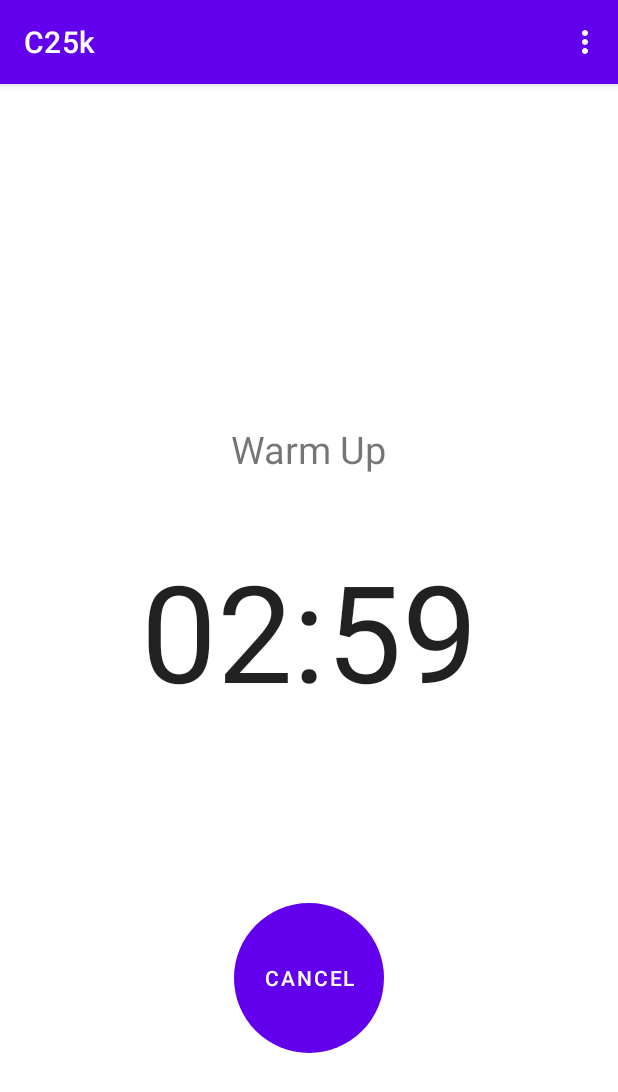
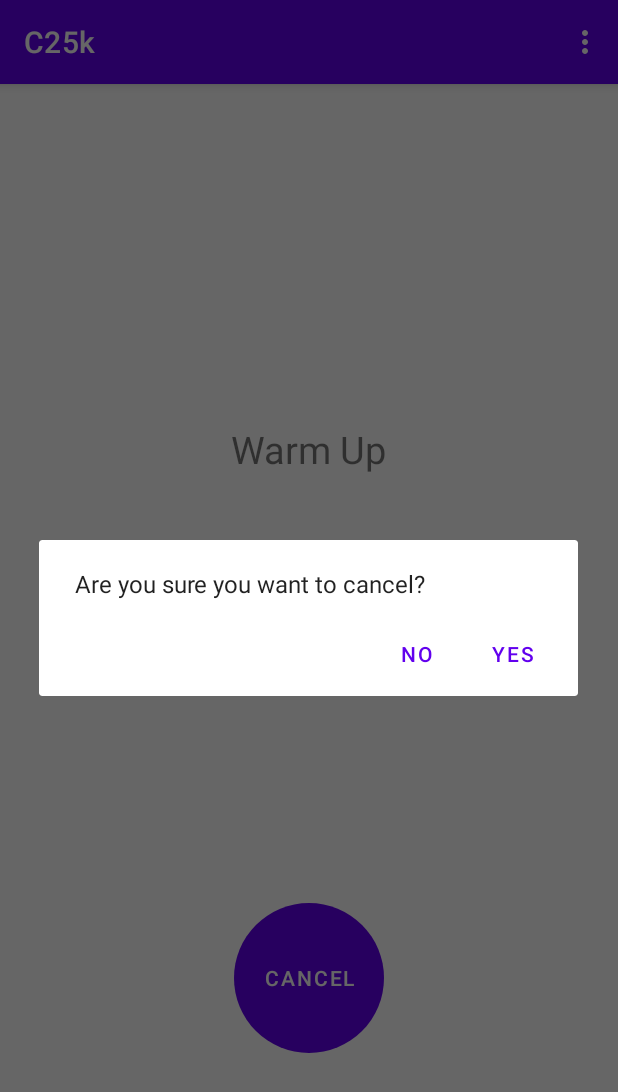
Before and after one commit to vieira-rodrigo/c25k, an Android app: the ChronometerFragment screen opened through its navigation route, after a tap on "CANCEL", on a phone screen of 412 x 824 dp. Shown: the top 1092 px of the screen. Run offline under Robolectric (Android 15) with nearby library versions, the phone set to English and light mode, and no system bars; 2 statements that could not run were skipped; 1 other tap on this screen came first.

Commit message:
Cancel button implementation

```diff
--- a/app/src/main/java/com/rev/c25k/view/ChronometerFragment.java
+++ b/app/src/main/java/com/rev/c25k/view/ChronometerFragment.java
@@ -1,6 +1,7 @@
 package com.rev.c25k.view;
 
 import android.annotation.SuppressLint;
+import android.app.AlertDialog;
 import android.os.Bundle;
 import android.os.SystemClock;
 import android.view.LayoutInflater;
@@ -239,5 +240,12 @@ public class ChronometerFragment extends Fragment {
 
     private void cancel() {
         mChronometer.stop();
+
+        AlertDialog.Builder builder = new AlertDialog.Builder(requireActivity());
+        builder.setMessage(R.string.confirm_cancel)
+                .setPositiveButton(R.string.yes, (dialog, which) -> finish())
+                .setNegativeButton(R.string.no, (dialog, which) -> mChronometer.start())
+                .create()
+                .show();
     }
 }
--- a/app/src/main/res/values/strings.xml
+++ b/app/src/main/res/values/strings.xml
@@ -19,4 +19,7 @@
     <string name="finished">Finished!</string>
     <string name="warm_up">Warm Up</string>
     <string name="time">Time</string>
+    <string name="confirm_cancel">Are you sure you want to cancel?</string>
+    <string name="yes">Yes</string>
+    <string name="no">No</string>
 </resources>
```
